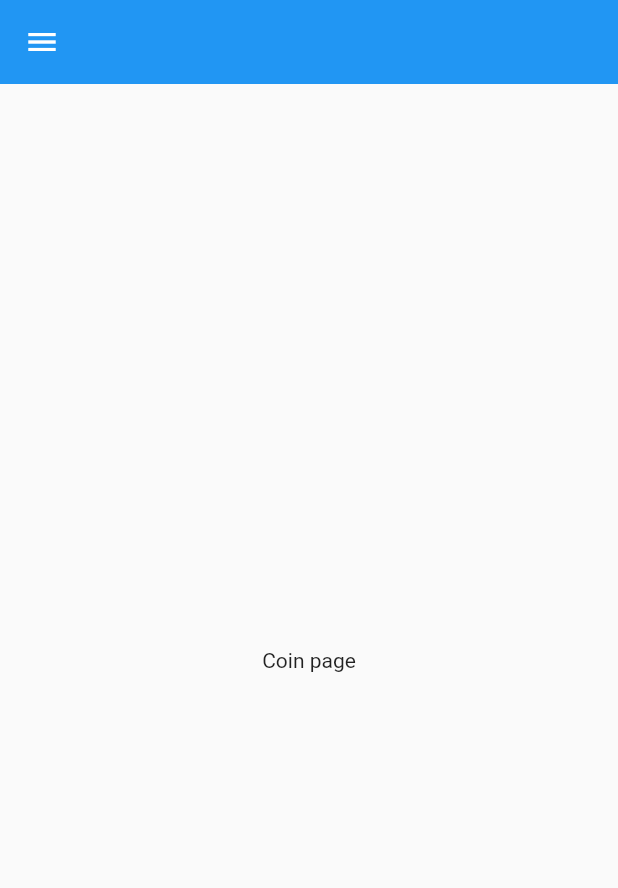
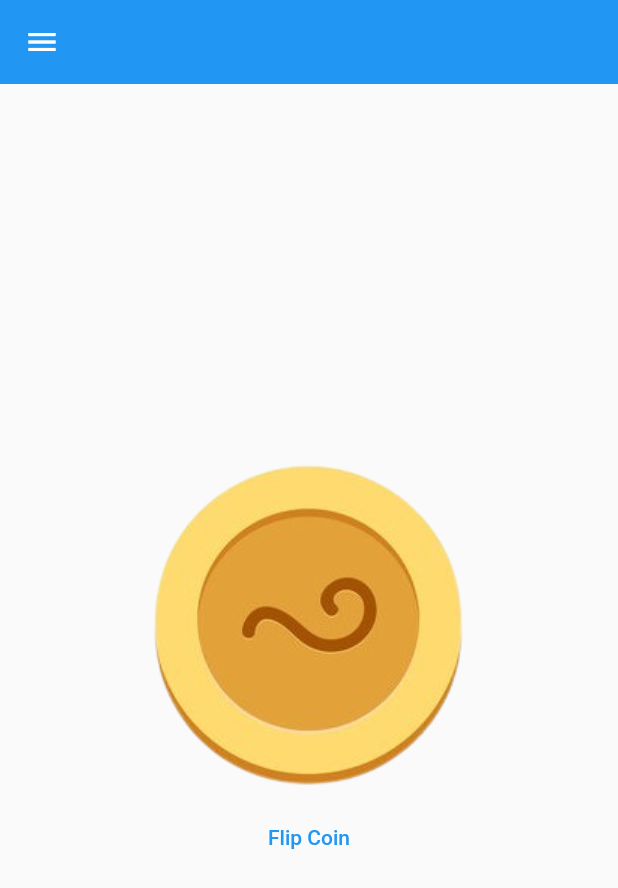
Before and after one commit to KrisD23/Decider_Flutter_M, a Flutter app: the CoinPage screen opened directly, on a phone screen of 412 x 824 dp. Shown: the top 888 px of the screen. Run offline on Flutter 3.47's test engine with Material 2 defaults, Android fonts, the light colour scheme and no system bars.

Commit message:
coin page setup completed

```diff
--- a/lib/pages/coin_page.dart
+++ b/lib/pages/coin_page.dart
@@ -1,8 +1,22 @@
 import 'package:decider_app/util/nav_bar.dart';
 import 'package:flutter/material.dart';
+import 'dart:math';
 
-class CoinPage extends StatelessWidget {
+class CoinPage extends StatefulWidget {
   const CoinPage({super.key});
+
+  @override
+  State<CoinPage> createState() => _CoinPageState();
+}
+
+class _CoinPageState extends State<CoinPage> {
+  int coinNumber = 2;
+  void flipCoin() {
+    setState(() {
+      coinNumber = Random().nextInt(2) + 1;
+      print(coinNumber);
+    });
+  }
 
   @override
   Widget build(BuildContext context) {
@@ -12,8 +26,17 @@ class CoinPage extends StatelessWidget {
         elevation: 0,
       ),
       drawer: const NavBar(),
-      body: const Center(
-        child: Text('Coin page'),
+      body: Center(
+        child: Column(
+          mainAxisAlignment: MainAxisAlignment.center,
+          children: [
+            Image.asset('lib/assets/images/Coin$coinNumber.png'),
+            TextButton(
+              onPressed: flipCoin,
+              child: const Text('Flip Coin'),
+            ),
+          ],
+        ),
       ),
     );
   }
--- a/pubspec.yaml
+++ b/pubspec.yaml
@@ -64,6 +64,8 @@ flutter:
     - lib/assets/images/dice-4.png
     - lib/assets/images/dice-5.png
     - lib/assets/images/dice-6.png
+    - lib/assets/images/Coin1.png
+    - lib/assets/images/Coin2.png
   #   - images/a_dot_ham.jpeg
 
   # An image asset can refer to one or more resolution-specific "variants", see
```
Also changed, not shown: lib/assets/images/Coin1.png (added), lib/assets/images/Coin2.png (added).
